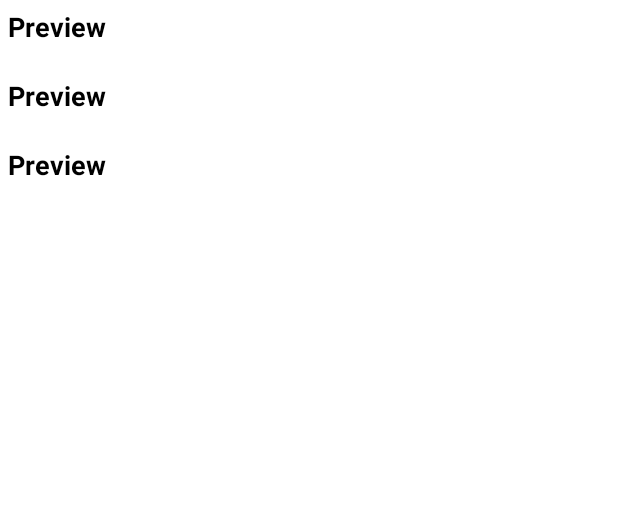
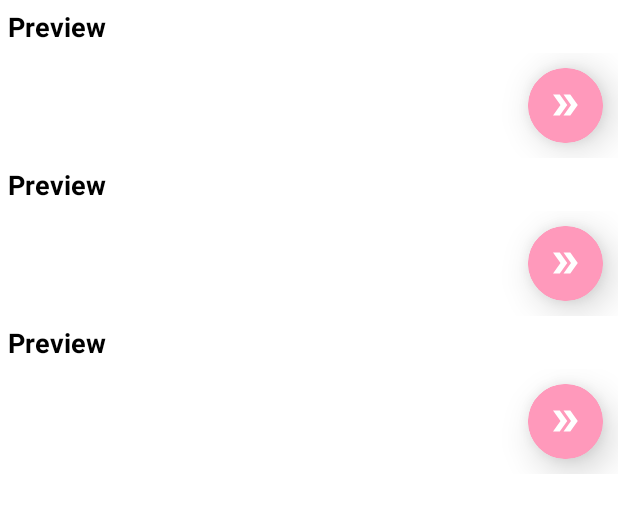
Before and after one commit to vishalkumardecentvro/Open-mic, an Android app: the layout fragment_home.xml on its own in the app's theme, with its tools: preview values and no code run, on a phone screen of 412 x 824 dp. Shown: the top 513 px of the screen. Run offline under Robolectric (Android 15) with nearby library versions, the phone set to English and light mode, and no system bars.

```diff
--- a/app/src/main/java/com/myapp/openmic/adapters/EventAdapter.kt
+++ b/app/src/main/java/com/myapp/openmic/adapters/EventAdapter.kt
@@ -33,7 +33,9 @@ class EventAdapter : RecyclerView.Adapter<EventAdapter.ViewHolder>() {
 
     fun populate(position: Int, eventList: ArrayList<Event>) {
       binding.tvEventDescription.text = eventList.get(position).shortDescription
-      Picasso.get().load(eventList.get(position).eventImageUrl).fit().into(binding.ivEventImage)
+      Picasso.get().load(eventList.get(position).eventImageUrl)
+        .fit()
+        .into(binding.ivEventImage)
     }
 
   }
--- a/app/src/main/java/com/myapp/openmic/fragments/admin/AdminFragment.kt
+++ b/app/src/main/java/com/myapp/openmic/fragments/admin/AdminFragment.kt
@@ -248,7 +248,7 @@ class AdminFragment : Fragment() {
     event.put("hostedBy", hostList)
     event.put("performedBy", performerList)
 
-    firestore.collection("events").add(event)
+    firestore.collection("top-10-events").add(event)
       .addOnSuccessListener {
         Toast.makeText(context, "Event saved", Toast.LENGTH_SHORT).show()
         saveEventImage(it.id)
@@ -304,7 +304,7 @@ class AdminFragment : Fragment() {
     val eventImageHash = HashMap<String, Any>()
     eventImageHash.put("eventImageUrl", imageUrl)
 
-    firestore.collection("events").document(id)
+    firestore.collection("top-10-events").document(id)
       .update(eventImageHash)
 
       .addOnSuccessListener {
--- /dev/null
+++ b/app/src/main/res/drawable/ic_double_arrow.xml
@@ -0,0 +1,13 @@
+<vector xmlns:android="http://schemas.android.com/apk/res/android"
+    android:width="24dp"
+    android:height="24dp"
+    android:viewportWidth="24"
+    android:viewportHeight="24"
+    android:tint="?attr/colorControlNormal">
+  <path
+      android:fillColor="@android:color/white"
+      android:pathData="M15.5,5l-4.5,0l5,7l-5,7l4.5,0l5,-7z"/>
+  <path
+      android:fillColor="@android:color/white"
+      android:pathData="M8.5,5l-4.5,0l5,7l-5,7l4.5,0l5,-7z"/>
+</vector>
--- a/app/src/main/res/layout/fragment_comedy.xml
+++ b/app/src/main/res/layout/fragment_allevents.xml
@@ -4,7 +4,7 @@
   xmlns:tools="http://schemas.android.com/tools"
   android:layout_width="match_parent"
   android:layout_height="match_parent"
-  tools:context=".fragments.home.ComedyFragment">
+  tools:context=".fragments.home.AllEventsFragment">
 
 
 </FrameLayout>
--- a/app/src/main/res/layout/rv_event.xml
+++ b/app/src/main/res/layout/rv_event.xml
@@ -14,6 +14,10 @@
     android:text="Preview"
     android:textSize="18sp" />
 
+  <FrameLayout
+    android:layout_width="match_parent"
+    android:layout_height="wrap_content">
+
     <androidx.recyclerview.widget.RecyclerView
       android:id="@+id/rvEvents"
       android:layout_width="match_parent"
@@ -23,4 +27,27 @@
       app:layoutManager="androidx.recyclerview.widget.LinearLayoutManager"
       tools:listitem="@layout/event_card" />
 
+    <com.google.android.material.card.MaterialCardView
+      android:id="@+id/mcvAllEvents"
+      style="@style/default_card_style"
+      android:layout_width="50dp"
+      android:layout_height="50dp"
+      android:layout_gravity="end|center_vertical"
+      android:layout_margin="10dp"
+      app:cardElevation="15dp"
+      app:cardBackgroundColor="@color/brand_color_light"
+      app:cardCornerRadius="50dp">
+
+      <ImageView
+        android:layout_width="wrap_content"
+        android:layout_height="wrap_content"
+        android:layout_gravity="center"
+        android:src="@drawable/ic_double_arrow"
+        app:tint="@color/white" />
+    </com.google.android.material.card.MaterialCardView>
+
+
+  </FrameLayout>
+
+
 </LinearLayout>
```
Also changed, not shown: app/src/main/java/com/myapp/openmic/adapters/EventTypesAdapter.kt (+20 -7 lines), app/src/main/java/com/myapp/openmic/fragments/home/AllEventsFragment.kt (added, +59 -0 lines), app/src/main/java/com/myapp/openmic/fragments/home/ComedyFragment.kt (deleted, +0 -24 lines), app/src/main/java/com/myapp/openmic/fragments/home/HomeFragment.kt (+19 -8 lines), app/src/main/res/drawable/button_circular.xml (added, +10 -0 lines). Lines whose indentation alone changed are shown as unchanged.
